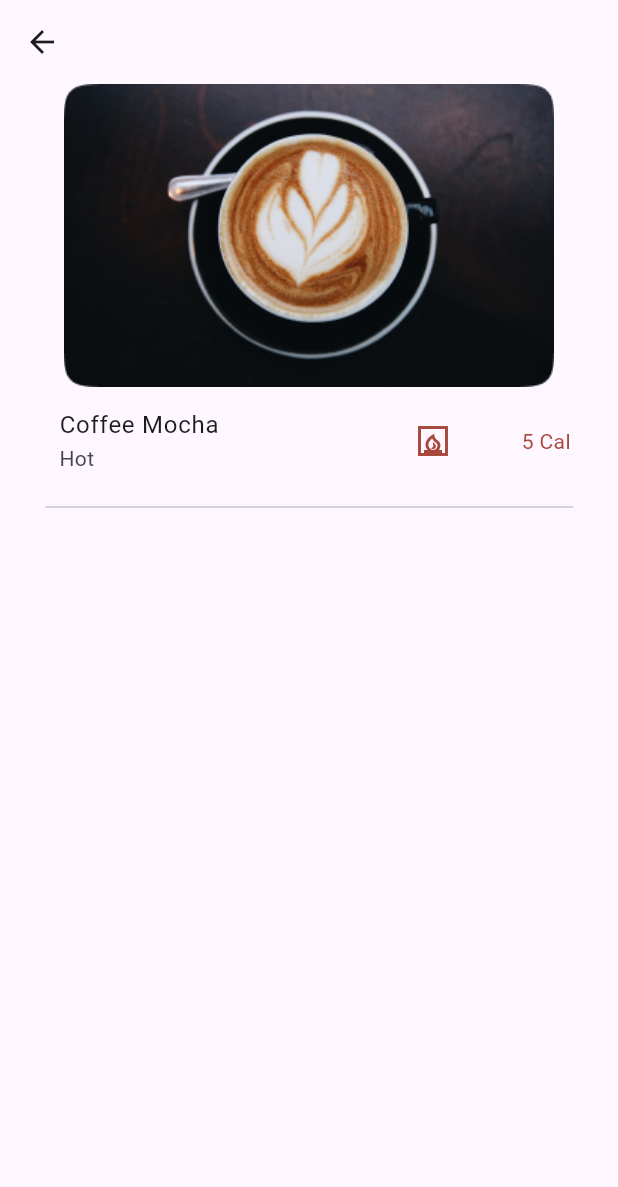
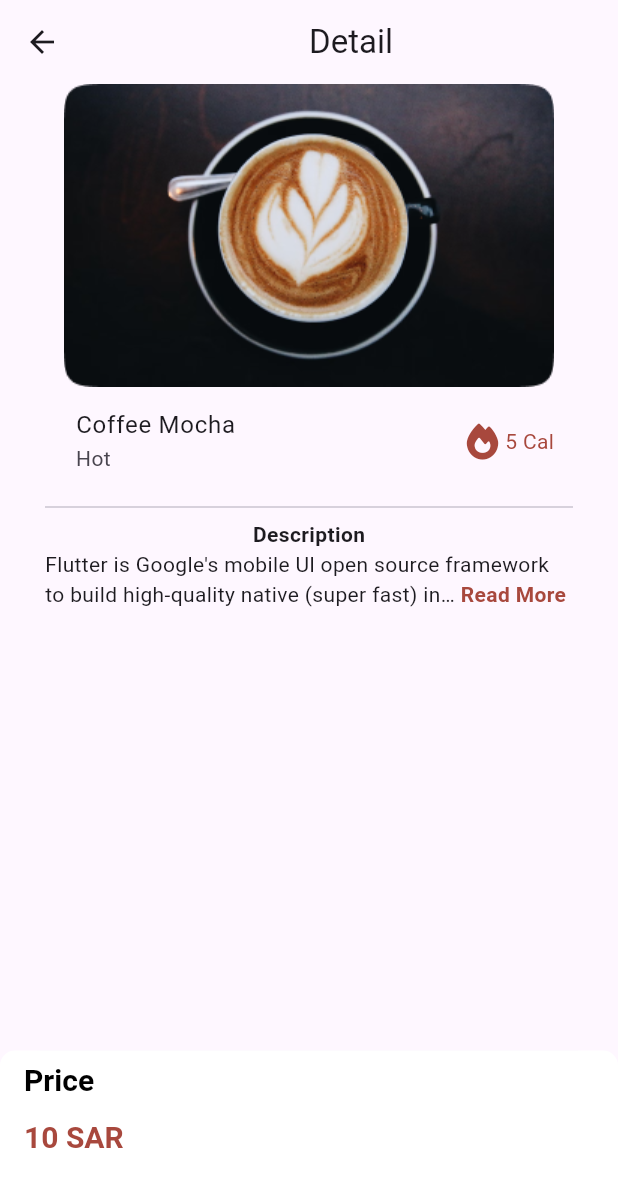
Before and after one commit to trt14/onze_coffee_app, a Flutter app: the ProductDetailsScreen screen opened directly, on a phone screen of 412 x 824 dp. Shown: the top 1187 px of the screen. Run offline on Flutter 3.47's test engine with Material 3 defaults, Android fonts, the phone set to English and light mode, and no system bars; drawn by our look-alikes of readmore; our stand-ins replace device_preview, font_awesome_flutter.

Commit message:
Design: bottom  sheet for product details

```diff
--- a/lib/main.dart
+++ b/lib/main.dart
@@ -18,6 +18,7 @@ class MainApp extends StatelessWidget {
   @override
   Widget build(BuildContext context) {
     return const MaterialApp(
+
         debugShowCheckedModeBanner: false, home: UserHomeScreen());
   }
 }
--- a/lib/screen/shared/product_details_screen.dart
+++ b/lib/screen/shared/product_details_screen.dart
@@ -1,6 +1,8 @@
 import 'package:flutter/material.dart';
+import 'package:font_awesome_flutter/font_awesome_flutter.dart';
 import 'package:onze_coffee_app/helper/custom_colors.dart';
 import 'package:onze_coffee_app/helper/screen.dart';
+import 'package:readmore/readmore.dart';
 
 class ProductDetailsScreen extends StatelessWidget {
   const ProductDetailsScreen({super.key});
@@ -8,7 +10,12 @@ class ProductDetailsScreen extends StatelessWidget {
   @override
   Widget build(BuildContext context) {
     return Scaffold(
-      appBar: AppBar(),
+      appBar: AppBar(
+        title: const Center(child: Text("Detail")),
+      ),
+      bottomSheet: Buy(
+        price: "10",
+      ),
       body: SafeArea(
         bottom: false,
         child: SingleChildScrollView(
@@ -23,10 +30,88 @@ class ProductDetailsScreen extends StatelessWidget {
               const Padding(
                 padding: EdgeInsets.symmetric(horizontal: 30.0),
                 child: Divider(),
+              ),
+              const Text(
+                  style: TextStyle(fontWeight: FontWeight.bold), "Description"),
+              const Description(
+                description:
+                    "Flutter is Google's mobile Ul open source framework to build high-quality native (super fast) interfaces for iOS and Android apps with the unified codebase",
+              ),
+            ],
+          ),
+        ),
+      ),
+    );
+  }
+}
+
+class Buy extends StatelessWidget {
+  const Buy({
+    super.key,
+    required this.price,
+  });
+  final String price;
+
+  @override
+  Widget build(BuildContext context) {
+    return Container(
+      height: context.getHeight(value: .15),
+      decoration: const BoxDecoration(
+        color: AppColor.white,
+        borderRadius: BorderRadius.vertical(
+          top: Radius.circular(10),
+        ),
+      ),
+      child: Row(
+        mainAxisAlignment: MainAxisAlignment.spaceBetween,
+        children: [
+          SizedBox(
+            height: context.getHeight(value: 1),
+            width: context.getWidth(value: .3),
+            child: ListTile(
+              titleTextStyle: const TextStyle(
+                  color: AppColor.black,
+                  fontWeight: FontWeight.bold,
+                  fontSize: 20),
+              title: const Padding(
+                padding: EdgeInsets.only(bottom: 15.0),
+                child: Text("Price"),
+              ),
+              subtitleTextStyle: const TextStyle(
+                  color: AppColor.secondary,
+                  fontWeight: FontWeight.bold,
+                  fontSize: 20),
+              subtitle: Text("$price SAR"),
+            ),
           )
         ],
       ),
-          )),
+    );
+  }
+}
+
+class Description extends StatelessWidget {
+  const Description({
+    super.key,
+    required this.description,
+  });
+  final String description;
+  @override
+  Widget build(BuildContext context) {
+    return Padding(
+      padding: const EdgeInsets.symmetric(horizontal: 30),
+      child: ReadMoreText(
+        description,
+        trimMode: TrimMode.Line,
+        trimLines: 2,
+        colorClickableText: AppColor.secondary,
+        trimCollapsedText: 'Read More',
+        trimExpandedText: 'Show less',
+        moreStyle: const TextStyle(
+            fontSize: 14,
+            fontWeight: FontWeight.bold,
+            color: AppColor.secondary),
+      ),
     );
   }
 }
@@ -53,11 +138,17 @@ class ProductTitle extends StatelessWidget {
             subtitle: Text(type),
           ),
         ),
-        const Icon(color: AppColor.secondary, Icons.fireplace_outlined),
+        Row(
+          children: [
+            const Icon(color: AppColor.secondary, FontAwesomeIcons.fire),
+            const SizedBox(width: 3),
             Padding(
               padding: const EdgeInsets.only(right: 8.0),
               child: Text(
-              style: const TextStyle(color: AppColor.secondary), "$cal Cal"),
+                  style: const TextStyle(color: AppColor.secondary),
+                  "$cal Cal"),
+            )
+          ],
         )
       ],
     );
```
Lines whose indentation alone changed are shown as unchanged.
